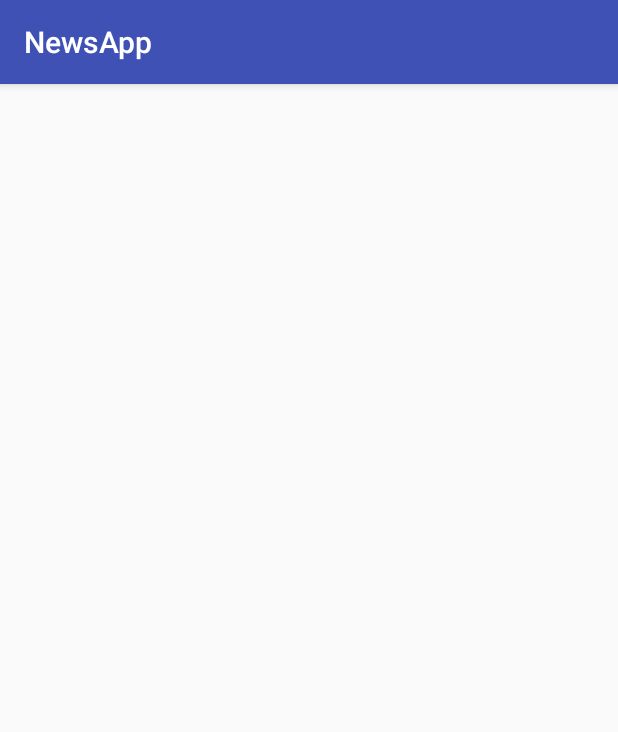
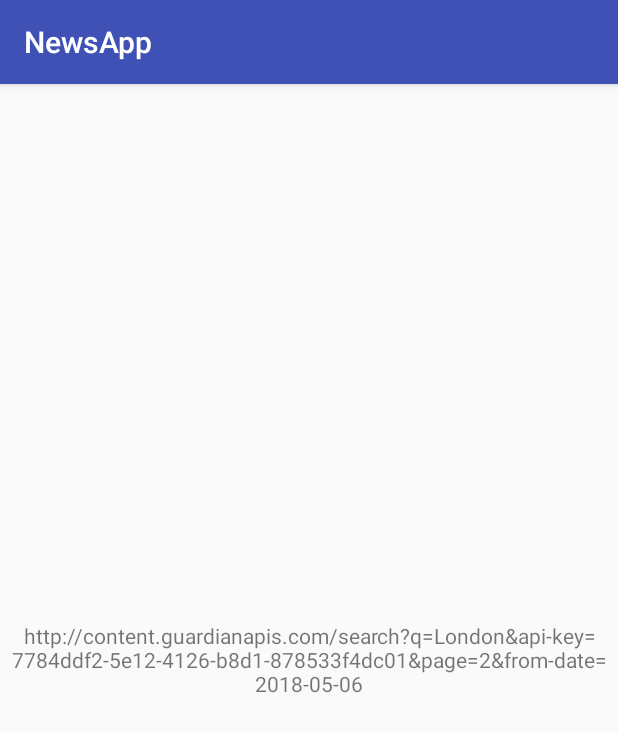
Before and after one commit to csongi77/NewsAppStage1, an Android app: the screen it shows after launch (MainActivity), on a phone screen of 412 x 824 dp. Shown: the top 732 px of the screen. Run offline under Robolectric (Android 15) with nearby library versions, the phone set to English and light mode, and no system bars.

Commit message:
add QueryController.java

```diff
--- a/app/src/main/java/com/example/csongor/newsapp/MainActivity.java
+++ b/app/src/main/java/com/example/csongor/newsapp/MainActivity.java
@@ -3,11 +3,20 @@ package com.example.csongor.newsapp;
 import android.net.ConnectivityManager;
 import android.net.NetworkInfo;
 import android.support.design.widget.Snackbar;
+import android.support.v4.app.Fragment;
+import android.support.v4.app.FragmentManager;
+import android.support.v4.app.FragmentTransaction;
+import android.support.v4.content.ContextCompat;
 import android.support.v7.app.AppCompatActivity;
 import android.os.Bundle;
 import android.widget.ListView;
 
+import com.example.csongor.newsapp.guardian_api.GuardianDateWrapper;
+import com.example.csongor.newsapp.guardian_api.GuardianQuery;
+import com.example.csongor.newsapp.guardian_api.GuardianSearchQuery;
+import com.example.csongor.newsapp.guardian_api.GuardianSectionWrapper;
 import com.example.csongor.newsapp.guardian_api.NewsEntity;
+import com.example.csongor.newsapp.guardian_api.YesterdayQueryDate;
 
 import java.util.List;
 
@@ -15,6 +24,7 @@ public class MainActivity extends AppCompatActivity {
 
     private ListView mListView;
     private List<NewsEntity> mNewsEntities;
+    private static final String BUNDLE_QUERY = "BUNDLE_QUERY";
 
     @Override
     protected void onCreate(Bundle savedInstanceState) {
@@ -28,6 +38,18 @@ public class MainActivity extends AppCompatActivity {
             Snackbar.make(findViewById(R.id.main_activity_placeholder),getString(R.string.no_network_error_message),Snackbar.LENGTH_INDEFINITE).show();
         }
 
+        GuardianQuery query=new GuardianSearchQuery("London");
+        GuardianQuery date=new GuardianDateWrapper(query,new YesterdayQueryDate());
+
+        FragmentManager fragmentManager= getSupportFragmentManager();
+        FragmentTransaction transaction=fragmentManager.beginTransaction();
+        Bundle bundleToSend=new Bundle();
+        bundleToSend.putParcelable(BUNDLE_QUERY,date);
+        Fragment fragment = new NewsListFragment();
+        fragment.setArguments(bundleToSend);
+        transaction.add(R.id.main_activity_placeholder,fragment);
+        transaction.commit();
+
         // todo create ListFragment
         // todo create restUrlQuery object with builder
     }
--- /dev/null
+++ b/app/src/main/java/com/example/csongor/newsapp/NewsListFragment.java
@@ -0,0 +1,51 @@
+package com.example.csongor.newsapp;
+
+import android.os.Bundle;
+import android.support.annotation.NonNull;
+import android.support.annotation.Nullable;
+import android.support.v4.app.Fragment;
+import android.view.LayoutInflater;
+import android.view.View;
+import android.view.ViewGroup;
+import android.widget.TextView;
+
+import com.example.csongor.newsapp.guardian_api.GuardianQuery;
+
+public class NewsListFragment extends Fragment {
+
+    private static final String BUNDLE_QUERY = "BUNDLE_QUERY";
+
+    // Default constructor
+    public NewsListFragment() {
+    }
+
+    /**
+     * Called to have the fragment instantiate its user interface view.
+     * This is optional, and non-graphical fragments can return null (which
+     * is the default implementation).  This will be called between
+     * {@link #onCreate(Bundle)} and {@link #onActivityCreated(Bundle)}.
+     * <p>
+     * <p>If you return a View from here, you will later be called in
+     * {@link #onDestroyView} when the view is being released.
+     *
+     * @param inflater           The LayoutInflater object that can be used to inflate
+     *                           any views in the fragment,
+     * @param container          If non-null, this is the parent view that the fragment's
+     *                           UI should be attached to.  The fragment should not add the view itself,
+     *                           but this can be used to generate the LayoutParams of the view.
+     * @param savedInstanceState If non-null, this fragment is being re-constructed
+     *                           from a previous saved state as given here.
+     * @return Return the View for the fragment's UI, or null.
+     */
+    @Nullable
+    @Override
+    public View onCreateView(@NonNull LayoutInflater inflater, @Nullable ViewGroup container, @Nullable Bundle savedInstanceState) {
+        final View mRootView=LayoutInflater.from(getContext()).inflate(R.layout.news_list,container,false);
+        TextView message = mRootView.findViewById(R.id.news_list_txt_message);
+        Bundle queryBundle = getArguments();
+        GuardianQuery query=queryBundle.getParcelable(BUNDLE_QUERY);
+        query.setPage(2);
+        message.setText(query.getQueryString());
+        return mRootView;
+    }
+}
--- a/app/src/main/java/com/example/csongor/newsapp/guardian_api/GuardianQuery.java
+++ b/app/src/main/java/com/example/csongor/newsapp/guardian_api/GuardianQuery.java
@@ -12,7 +12,7 @@ import android.os.Parcelable;
  * At this moment (News Reader App stage 1) only search object wrapper will be delivered but
  * later it can be easily extendable.
  */
-public interface GuardianQuery extends Parcelable {
+ public interface GuardianQuery extends Parcelable {
 
     /**
      * Since the Guardian API accepts page number in query this value can be used to
--- a/app/src/main/java/com/example/csongor/newsapp/guardian_api/NewsEntity.java
+++ b/app/src/main/java/com/example/csongor/newsapp/guardian_api/NewsEntity.java
@@ -6,7 +6,7 @@ import android.os.Parcelable;
 /**
  * Basic News Entity
  */
-public class NewsEntity implements ResultEntity{
+public class NewsEntity implements ResultEntity {
     private final String mTitle;
     private final String mSection;
     private final String mAuthor;
--- a/app/src/main/java/com/example/csongor/newsapp/guardian_api/ResultEntity.java
+++ b/app/src/main/java/com/example/csongor/newsapp/guardian_api/ResultEntity.java
@@ -1,5 +1,6 @@
 package com.example.csongor.newsapp.guardian_api;
 
+import android.os.Parcel;
 import android.os.Parcelable;
 
 /**
@@ -9,6 +10,6 @@ import android.os.Parcelable;
  * find news only in the previously listed section results.
  *
  */
-public interface ResultEntity extends Parcelable{
+public interface ResultEntity extends Parcelable {
 
 }
--- a/app/src/main/res/layout/activity_main.xml
+++ b/app/src/main/res/layout/activity_main.xml
@@ -10,6 +10,6 @@
 <!-- This is the main container for all layouts yet. Later it can be extended by a drawer, or add
 Fragments to this -->
 
-    <include layout="@layout/news_list"/>
+
 
 </android.support.constraint.ConstraintLayout>
--- a/app/src/main/res/layout/news_list.xml
+++ b/app/src/main/res/layout/news_list.xml
@@ -1,10 +1,26 @@
 <?xml version="1.0" encoding="utf-8"?>
+<LinearLayout xmlns:android="http://schemas.android.com/apk/res/android"
+    android:orientation="vertical"
+    android:layout_width="match_parent"
+    android:layout_height="match_parent">
+    <!-- This is the news list container -->
 <ListView
-    xmlns:android="http://schemas.android.com/apk/res/android"
     android:layout_width="match_parent"
     android:layout_height="match_parent"
     android:orientation="vertical"
-    android:id="@+id/news_list_view">
-    <!-- This is the news list container -->
+    android:id="@+id/news_list_view"
+    android:visibility="gone"/>
+<ProgressBar
+    android:layout_width="wrap_content"
+    android:layout_height="match_parent"
+    style="@style/Widget.AppCompat.ProgressBar"
+    android:layout_gravity="center"
+    android:visibility="gone"/>
+<TextView
+    android:layout_width="match_parent"
+    android:layout_height="match_parent"
+    android:gravity="center"
+    android:id="@+id/news_list_txt_message"
+    android:text="@string/news_list_txt_no_result"/>
 
-</ListView>
+</LinearLayout>
--- a/app/src/main/res/values/strings.xml
+++ b/app/src/main/res/values/strings.xml
@@ -8,4 +8,5 @@
     <string name="date_time_example">2018-04-27,13.13</string>
     <string name="no_network_error_message">No network detected. Ensure your device is connected!</string>
     <string name="request_method">GET</string>
+    <string name="news_list_txt_no_result">No Results found!</string>
 </resources>
```
Also changed, not shown: app/src/main/java/com/example/csongor/newsapp/guardian_api/QueryController.java (added, +142 -0 lines).
